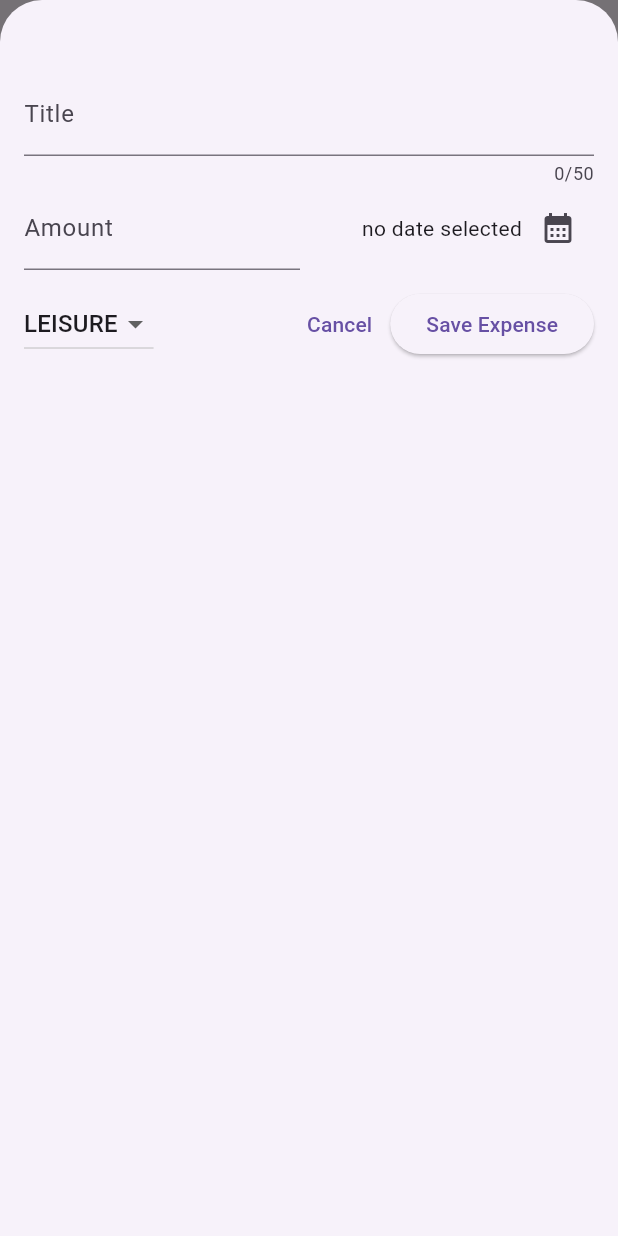
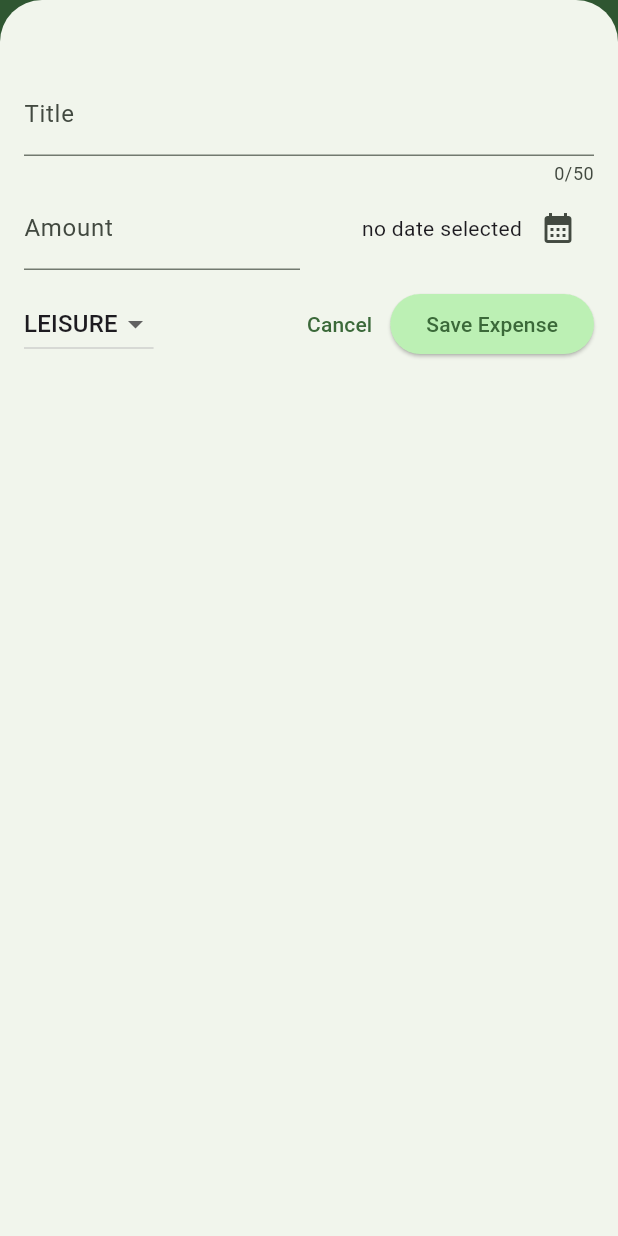
Before and after one commit to Phillip-D-Shields/flutter_expense_tracker, a Flutter app: the screen it shows after launch, after a tap on the "add" icon, on a phone screen of 412 x 824 dp. Run offline on Flutter 3.47's test engine with Material 3 defaults, Android fonts, the phone set to English and light mode, and no system bars.

Commit message:
Add chart and expense management features: implement Chart widget, enhance ExpenseItem layout, and improve theme handling

```diff
--- a/lib/main.dart
+++ b/lib/main.dart
@@ -1,9 +1,55 @@
 import 'package:expense_tracker/widgets/expenses.dart';
 import 'package:flutter/material.dart';
 
+var kColorScheme = ColorScheme.fromSeed(seedColor: Colors.green);
+
+var kDarkColorScheme = ColorScheme.fromSeed(
+  brightness: Brightness.dark,
+  seedColor: Colors.greenAccent,
+);
+
 void main() {
-  runApp(MaterialApp(
-    debugShowCheckedModeBanner: false,
-    home: Expenses()
-  ));
+  runApp(
+    MaterialApp(
+      darkTheme: ThemeData.dark().copyWith(
+        colorScheme: kDarkColorScheme,
+        cardTheme: CardThemeData().copyWith(
+          color: kDarkColorScheme.secondaryContainer,
+          margin: EdgeInsets.symmetric(horizontal: 16, vertical: 8),
+        ),
+        elevatedButtonTheme: ElevatedButtonThemeData(
+          style: ElevatedButton.styleFrom(
+            backgroundColor: kDarkColorScheme.primaryContainer,
+            foregroundColor: kDarkColorScheme.onPrimaryContainer,
+          ),
+        ),
+      ),
+      debugShowCheckedModeBanner: false,
+      theme: ThemeData().copyWith(
+        colorScheme: kColorScheme,
+        appBarTheme: AppBarTheme().copyWith(
+          backgroundColor: Colors.green[400],
+          foregroundColor: Colors.white,
+        ),
+        cardTheme: CardThemeData().copyWith(
+          color: kColorScheme.secondaryContainer,
+          margin: EdgeInsets.symmetric(horizontal: 16, vertical: 8),
+        ),
+        elevatedButtonTheme: ElevatedButtonThemeData(
+          style: ElevatedButton.styleFrom(
+            backgroundColor: kColorScheme.primaryContainer,
+          ),
+        ),
+        textTheme: ThemeData().textTheme.copyWith(
+          titleLarge: TextStyle(
+            fontWeight: FontWeight.bold,
+            color: kColorScheme.onSecondaryContainer,
+            fontSize: 24,
+          ),
+        ),
+      ),
+      themeMode: ThemeMode.system, // default, but good to remember
+      home: Expenses(),
+    ),
+  );
 }
--- a/lib/widgets/expenses_list/expense_item.dart
+++ b/lib/widgets/expenses_list/expense_item.dart
@@ -9,15 +9,12 @@ class ExpenseItem extends StatelessWidget {
   @override
   Widget build(BuildContext context) {
     return Card(
-
       child: Padding(
-        padding: const EdgeInsets.symmetric(
-          horizontal: 20,
-          vertical: 16,
-        ),
+        padding: const EdgeInsets.symmetric(horizontal: 20, vertical: 16),
         child: Column(
+          crossAxisAlignment: CrossAxisAlignment.start,
           children: [
-            Text(expense.title),
+            Text(expense.title, style: Theme.of(context).textTheme.titleLarge),
             SizedBox(height: 4),
             Row(
               children: [
@@ -29,7 +26,7 @@ class ExpenseItem extends StatelessWidget {
                     SizedBox(width: 8),
                     Text(expense.formattedDate),
                   ],
-                )
+                ),
               ],
             ),
           ],
--- a/lib/widgets/expenses_list/expenses_list.dart
+++ b/lib/widgets/expenses_list/expenses_list.dart
@@ -3,7 +3,11 @@ import 'package:expense_tracker/widgets/expenses_list/expense_item.dart';
 import 'package:flutter/material.dart';
 
 class ExpensesList extends StatelessWidget {
-  const ExpensesList({super.key, required this.expenses, required this.onRemoveExpense});
+  const ExpensesList({
+    super.key,
+    required this.expenses,
+    required this.onRemoveExpense,
+  });
 
   final void Function(Expense expense) onRemoveExpense;
   final List<Expense> expenses;
@@ -12,13 +16,13 @@ class ExpensesList extends StatelessWidget {
   Widget build(BuildContext context) {
     return ListView.builder(
       itemCount: expenses.length,
-      itemBuilder: (ctx, index) =>
-          Dismissible(
-            key: ValueKey(expenses[index]),
-            onDismissed: (direction) {
-              onRemoveExpense(expenses[index]);
-            },
-            child: ExpenseItem(expenses[index])),
+      itemBuilder: (ctx, index) => Dismissible(
+        key: ValueKey(expenses[index]),
+        onDismissed: (direction) {
+          onRemoveExpense(expenses[index]);
+        },
+        child: ExpenseItem(expenses[index]),
+      ),
     );
   }
 }
```
Also changed, not shown: lib/models/expense.dart (+22 -1 lines), lib/widgets/chart/chart.dart (added, +95 -0 lines), lib/widgets/chart/chart_bar.dart (added, +34 -0 lines).
